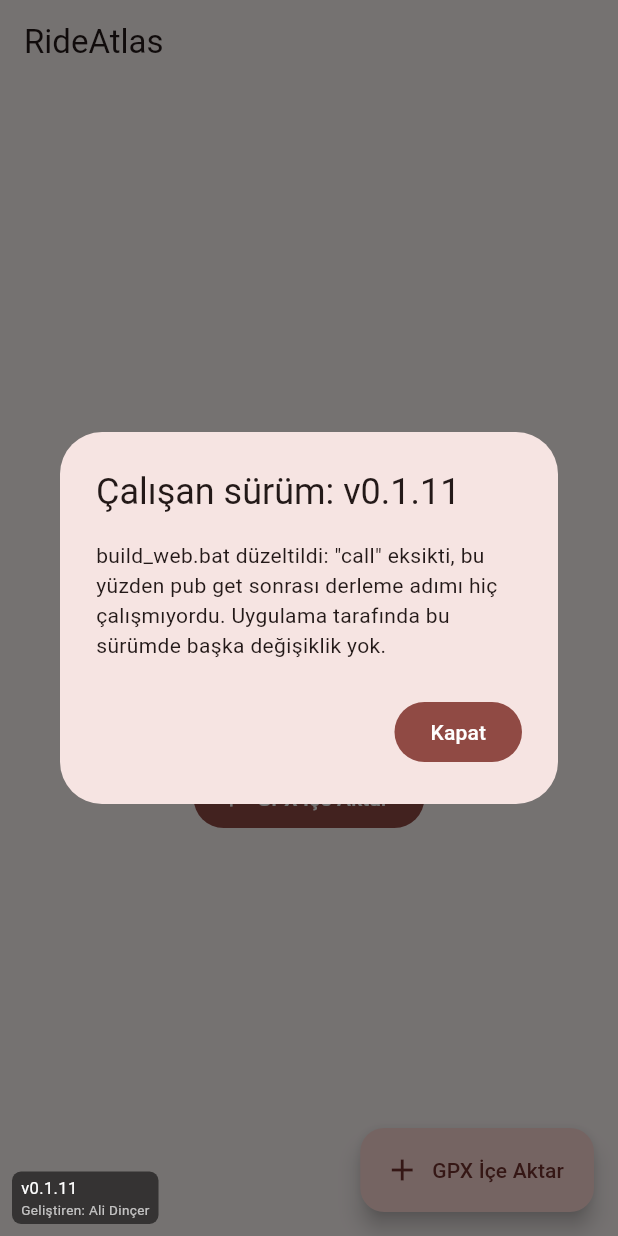
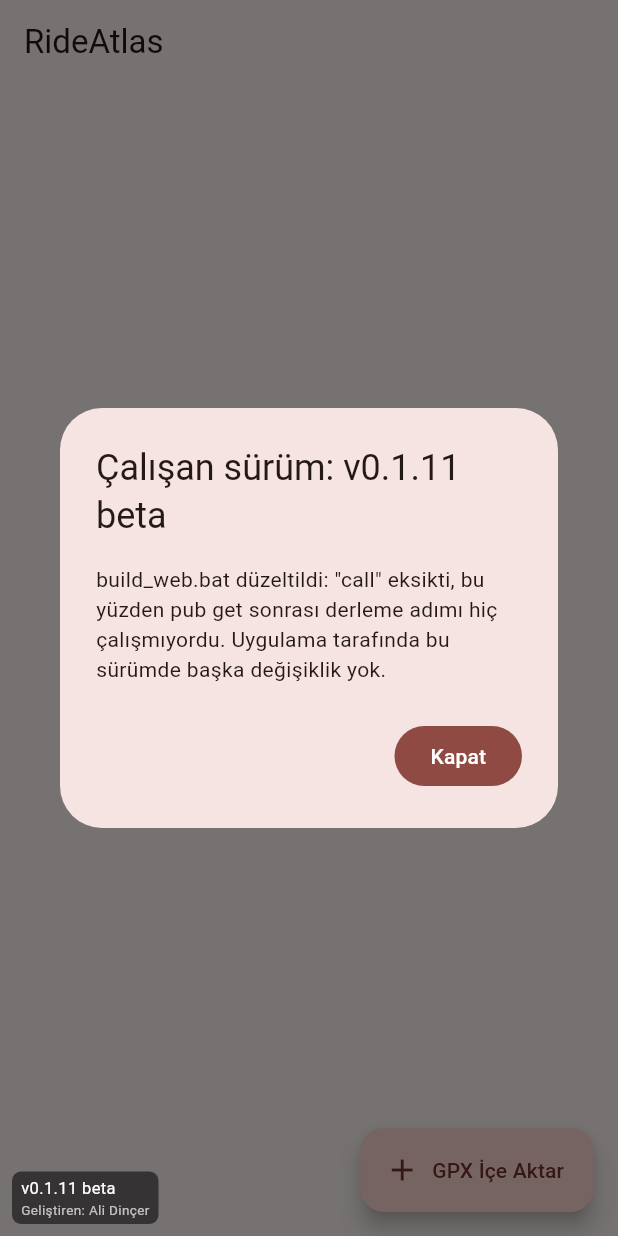
Before and after one commit to alid67-git/RideAtlas, a Flutter app: the screen it shows after launch, on a phone screen of 412 x 824 dp. Run offline on Flutter 3.47's test engine with Material 3 defaults, Android fonts, the phone set to English and light mode, and no system bars; our stand-ins replace file_picker, fl_chart, flutter_map, hive, hive_flutter, latlong2 and 1 more; missing offline and left inert: gpx; accounts and stored records are empty.

Commit message:
Add beta suffix to the build label

```diff
--- a/lib/build_info.dart
+++ b/lib/build_info.dart
@@ -1,6 +1,6 @@
 /// Bumped by hand on every push so the running build can be eyeballed on
 /// screen (Chrome tabs / dev servers can otherwise silently serve stale JS).
-const String kAppBuildLabel = 'v0.1.11';
+const String kAppBuildLabel = 'v0.1.11 beta';
 
 /// Shown once, in a dialog, the first time this build label is seen.
 const String kAppBuildNote =
```
